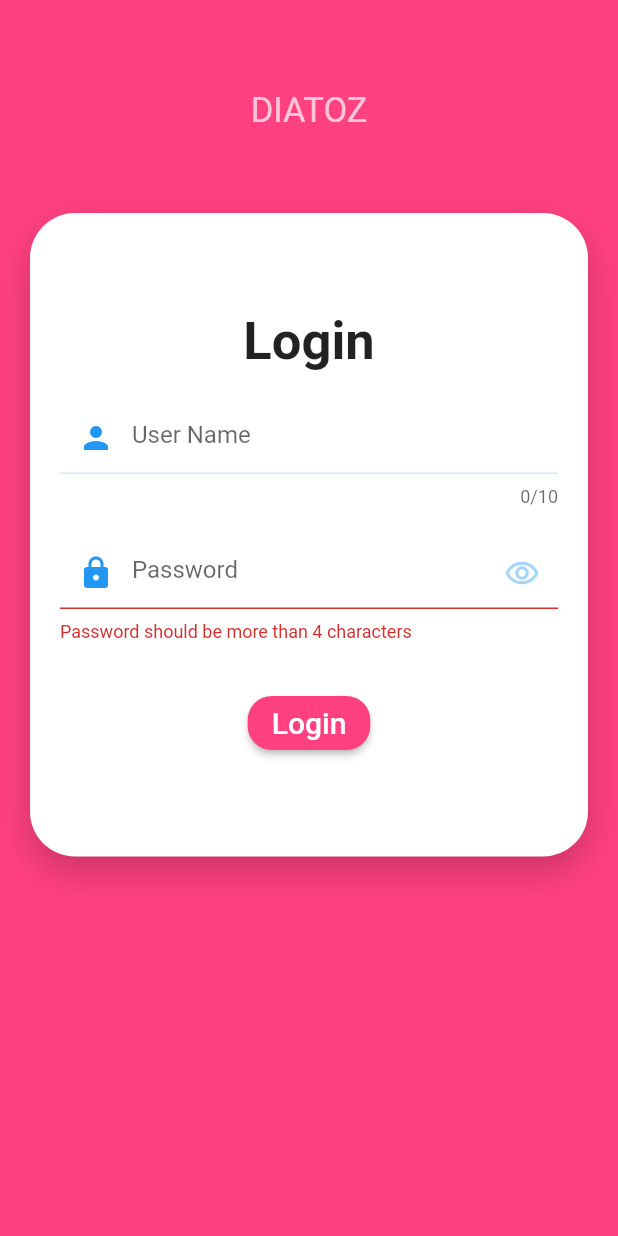
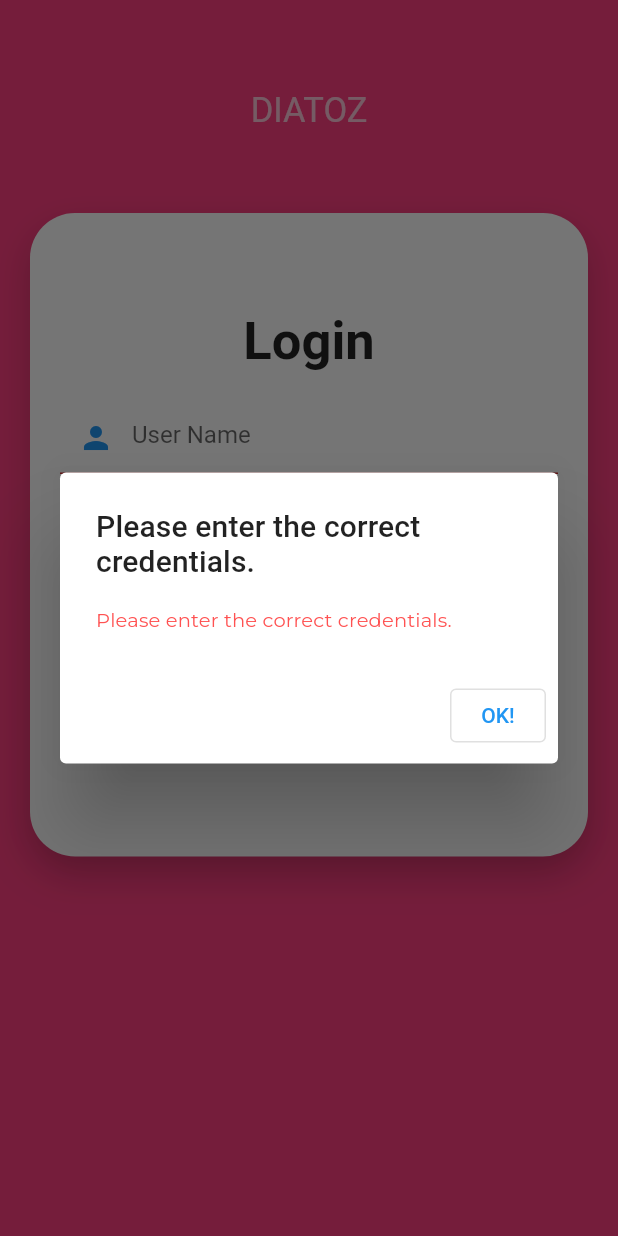
Before and after one commit to Akash701/project_management, a Flutter app: the screen it shows after launch, after a tap on "Login", on a phone screen of 412 x 824 dp. Run offline on Flutter 3.47's test engine with Material 2 defaults, Android fonts, the phone set to English and light mode, and no system bars; our stand-ins replace get, google_fonts.

```diff
--- /dev/null
+++ b/lib/Common/CommonStyles.dart
@@ -0,0 +1,14 @@
+import 'package:flutter/material.dart';
+import 'package:google_fonts/google_fonts.dart';
+
+class CommonStyles {
+  static errorTextStyleStyle() {
+    return GoogleFonts.montserrat(
+        textStyle: const TextStyle(
+      color: Colors.redAccent,
+      fontSize: 13,
+      letterSpacing: 0.1,
+      fontWeight: FontWeight.w400,
+    ));
+  }
+}
--- a/lib/Common/Utils.dart
+++ b/lib/Common/Utils.dart
@@ -1,3 +1,29 @@
 import 'package:flutter/material.dart';
+// import 'package:get/get.dart';
+import 'CommonStyles.dart';
 
-class Utils {}
+class Utils {
+  static showErrorDialog(BuildContext context, String message) {
+    showDialog(
+      context: context,
+      builder: (ctx) => AlertDialog(
+        title: Text(
+          'Please enter the correct credentials.',
+          style: TextStyle(letterSpacing: 0.1, fontWeight: FontWeight.w500),
+        ),
+        content: Text(
+          message,
+          style: CommonStyles.errorTextStyleStyle(),
+        ),
+        actions: <Widget>[
+          OutlinedButton(
+            onPressed: () {
+              Navigator.of(ctx).pop();
+            },
+            child: Text('OK!'),
+          )
+        ],
+      ),
+    );
+  }
+}
--- a/lib/Screens/login_screen.dart
+++ b/lib/Screens/login_screen.dart
@@ -1,4 +1,7 @@
 import 'package:flutter/material.dart';
+import 'package:get/get.dart';
+import '../Common/Utils.dart';
+import 'HomeScreen.dart';
 
 class LoginPage extends StatefulWidget {
   @override
@@ -16,7 +19,7 @@ class _LoginPageState extends State<LoginPage> {
       key: scaffoldKey,
       backgroundColor: Colors.pinkAccent,
       body: Column(
-        children: <Widget>[
+        children: [
           SizedBox(
             height: 60,
           ),
@@ -42,7 +45,7 @@ class _LoginPageState extends State<LoginPage> {
             child: Form(
               key: globalFormKey,
               child: Column(
-                children: <Widget>[
+                children: [
                   SizedBox(height: 15),
                   Text(
                     "Login",
@@ -51,6 +54,8 @@ class _LoginPageState extends State<LoginPage> {
                   ),
                   SizedBox(height: 20),
                   TextFormField(
+                    validator: (input) =>
+                        input!.length < 1 ? "Please enter your name" : null,
                     // onChanged: (value) {
                     //   user = value;
                     // },
@@ -123,7 +128,12 @@ class _LoginPageState extends State<LoginPage> {
                       ),
                     ),
                     onPressed: () {
-                      if (validateAndSave()) {}
+                      if (validateAndSave()) {
+                        Get.offAll(HomeScreen());
+                      } else {
+                        Utils.showErrorDialog(
+                            context, "Please enter the correct credentials.");
+                      }
                     },
                     child: Text(
                       "Login",
@@ -133,17 +143,6 @@ class _LoginPageState extends State<LoginPage> {
                     // shape: StadiumBorder(),
                   ),
                   SizedBox(height: 15),
-                  // TextButton(
-                  //   onPressed: () {},
-                  //   child: Text(
-                  //     "Register",
-                  //     style: TextStyle(
-                  //       fontSize: 22,
-                  //       fontWeight: FontWeight.normal,
-                  //       color: Colors.black,
-                  //     ),
-                  //   ),
-                  // ),
                 ],
               ),
             ),
--- a/lib/main.dart
+++ b/lib/main.dart
@@ -1,4 +1,5 @@
 import 'package:flutter/material.dart';
+import 'package:get/get_navigation/src/root/get_material_app.dart';
 import 'package:project_manager/Screens/login_screen.dart';
 
 void main() {
@@ -9,7 +10,7 @@ class MyApp extends StatelessWidget {
   // This widget is the root of your application.
   @override
   Widget build(BuildContext context) {
-    return MaterialApp(
+    return GetMaterialApp(
       home: LoginPage(),
     );
   }
--- a/pubspec.yaml
+++ b/pubspec.yaml
@@ -33,9 +33,12 @@ dependencies:
     sdk: flutter
 
 
+
   # The following adds the Cupertino Icons font to your application.
   # Use with the CupertinoIcons class for iOS style icons.
   cupertino_icons: ^1.0.2
+  google_fonts: ^4.0.1
+  get: ^4.6.5
 
 dev_dependencies:
   flutter_test:
```
Also changed, not shown: lib/Screens/HomeScreen.dart (added, +61 -0 lines), lib/Screens/tabs/Create.dart (added), lib/Screens/tabs/HomePage.dart (added), pubspec.lock, 1 other file.
